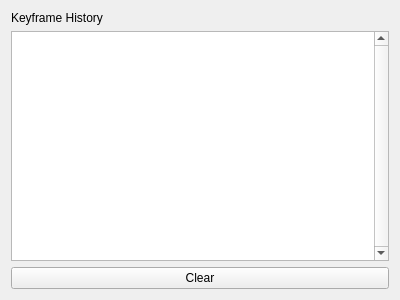
Old version of the form iVS3D/src/iVS3D-core/view/operationstack.ui in the repository iVS3D/iVS3D.
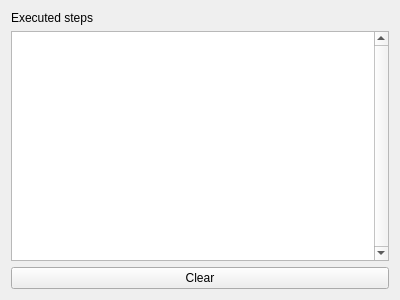
New version of the form.

```diff
--- a/iVS3D/src/iVS3D-core/view/operationstack.ui
+++ b/iVS3D/src/iVS3D-core/view/operationstack.ui
@@ -17,7 +17,7 @@
    <item>
     <widget class="QLabel" name="label">
      <property name="text">
-      <string>Keyframe History</string>
+      <string>Executed steps</string>
      </property>
     </widget>
    </item>
```
